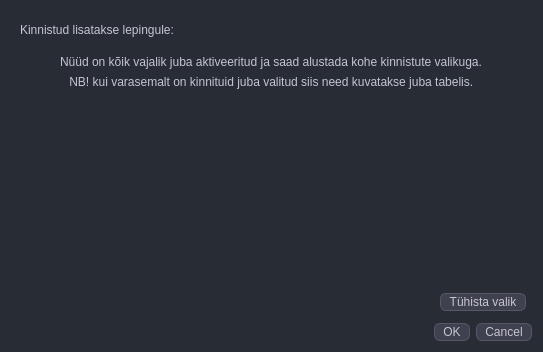
Old version of the form mailabl-qgis/widgets/ContractsPropertiesConnector.ui in the repository TuloliKalver/mailabl-qgis.
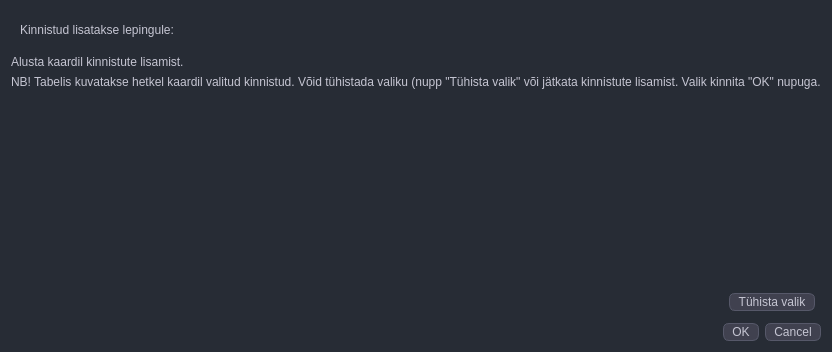
New version of the form.

```diff
--- a/mailabl-qgis/widgets/ContractsPropertiesConnector.ui
+++ b/mailabl-qgis/widgets/ContractsPropertiesConnector.ui
@@ -114,17 +114,17 @@
      </layout>
     </widget>
    </item>
-   <item alignment="Qt::AlignHCenter">
+   <item>
     <widget class="QLabel" name="label">
      <property name="text">
-      <string>Nüüd on kõik vajalik juba aktiveeritud ja saad alustada kohe kinnistute valikuga.</string>
+      <string>Alusta kaardil kinnistute lisamist.</string>
      </property>
     </widget>
    </item>
    <item alignment="Qt::AlignHCenter">
     <widget class="QLabel" name="label_2">
      <property name="text">
-      <string> NB! kui varasemalt on kinnituid juba valitud siis need kuvatakse juba tabelis. </string>
+      <string>NB! Tabelis kuvatakse hetkel kaardil valitud kinnistud. Võid tühistada valiku (nupp &quot;Tühista valik&quot; või jätkata kinnistute lisamist. Valik kinnita &quot;OK&quot; nupuga.</string>
      </property>
     </widget>
    </item>
```
